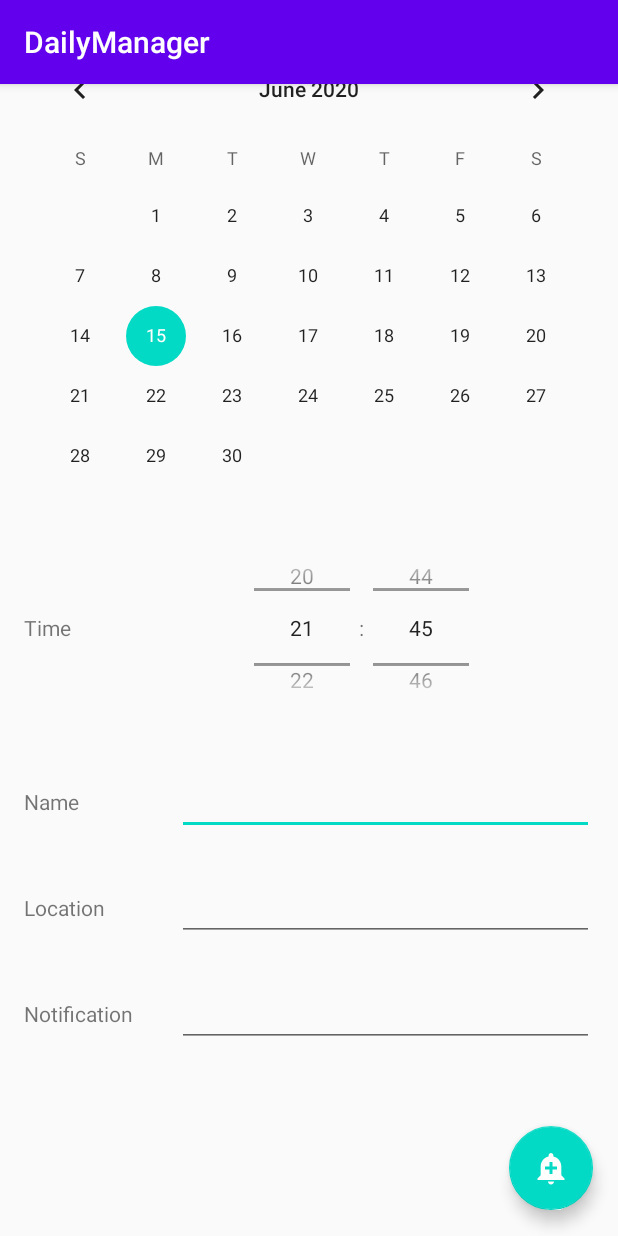
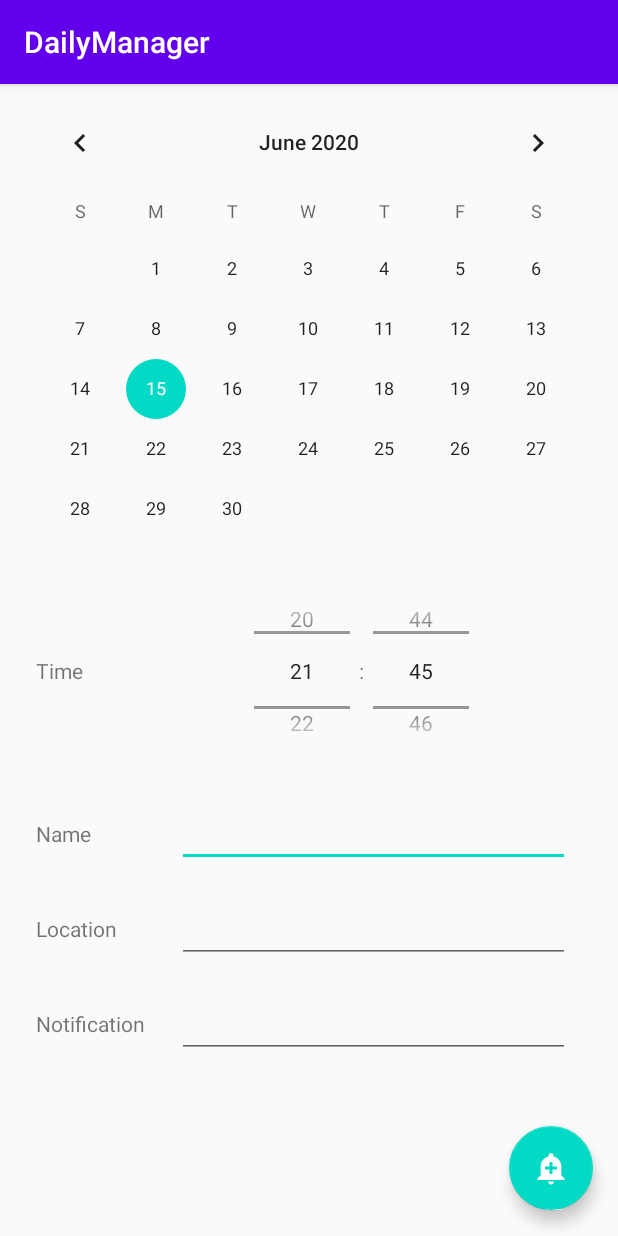
Before and after one commit to codeyourworld/Programmieren2SoSe20, an Android app: the screen it shows after launch (AddEntryActivity), after a tap on an icon or button, on a phone screen of 412 x 824 dp. Run offline under Robolectric (Android 15) with nearby library versions, the phone set to English and light mode, and no system bars.

Commit message:
Android Studio Daily Manager Fertig

```diff
--- a/Android Studio/DailyManager/app/build.gradle
+++ b/Android Studio/DailyManager/app/build.gradle
@@ -20,6 +20,10 @@ android {
             proguardFiles getDefaultProguardFile('proguard-android-optimize.txt'), 'proguard-rules.pro'
         }
     }
+    compileOptions {
+        sourceCompatibility = 1.8
+        targetCompatibility = 1.8
+    }
 
 }
 
--- a/Android Studio/DailyManager/app/src/main/java/de/haw_hamburg/dailymanager/AddEntryActivity.java
+++ b/Android Studio/DailyManager/app/src/main/java/de/haw_hamburg/dailymanager/AddEntryActivity.java
@@ -1,17 +1,77 @@
 package de.haw_hamburg.dailymanager;
 
+import androidx.annotation.NonNull;
 import androidx.appcompat.app.AppCompatActivity;
 
+import android.content.Intent;
 import android.os.Bundle;
+import android.util.Log;
+import android.view.View;
+import android.widget.CalendarView;
+import android.widget.EditText;
 import android.widget.TimePicker;
 
+import com.google.android.material.floatingactionbutton.FloatingActionButton;
+
 public class AddEntryActivity extends AppCompatActivity {
+
+    int getYear;
+    int getMonth;
+    int getDay;
+    int getHour;
+    int getMinute;
 
     @Override
     protected void onCreate(Bundle savedInstanceState) {
         super.onCreate(savedInstanceState);
         setContentView(R.layout.activity_add_entry);
-        TimePicker picker=(TimePicker)findViewById(R.id.datePicker1);
-        picker.setIs24HourView(true);
+
+        FloatingActionButton saveButton = findViewById(R.id.saveButton);
+        CalendarView calendarView = findViewById(R.id.calendarView2);
+        final TimePicker timePicker = findViewById(R.id.timePicker);
+        timePicker.setIs24HourView(true);
+        final EditText editTextName = findViewById(R.id.editName);
+        final EditText editTextLocation = findViewById(R.id.editLocation);
+        final EditText editTextNotification = findViewById(R.id.editNotification);
+
+        calendarView.setOnDateChangeListener(new CalendarView.OnDateChangeListener() {
+            @Override
+            public void onSelectedDayChange(@NonNull CalendarView view, int year, int month, int dayOfMonth) {
+                getYear = year;
+                getMonth = month;
+                getDay = dayOfMonth;
+            }
+        });
+
+        timePicker.setOnTimeChangedListener(new TimePicker.OnTimeChangedListener() {
+            @Override
+            public void onTimeChanged(TimePicker view, int hourOfDay, int minute) {
+                getHour = hourOfDay;
+                getMinute = minute;
+            }
+        });
+
+
+        saveButton.setOnClickListener(new View.OnClickListener() {
+            @Override
+            public void onClick(View v) {
+
+                String name = editTextName.getText().toString();
+                String location = editTextLocation.getText().toString();
+                String notification = editTextNotification.getText().toString();
+
+                Event event = new Event(getYear, getMonth, getDay, getHour, getMinute, name, location, notification);
+                Log.i("checkEvent", "AddEntryActivity:"+event.toString());
+
+                WriterService.writeObject(AddEntryActivity.this, event);
+                Intent intent = new Intent(AddEntryActivity.this, MainActivity.class);
+                startActivity(intent);
+
+            }
+        });
+
+
     }
+
+
 }
--- a/Android Studio/DailyManager/app/src/main/java/de/haw_hamburg/dailymanager/MainActivity.java
+++ b/Android Studio/DailyManager/app/src/main/java/de/haw_hamburg/dailymanager/MainActivity.java
@@ -4,13 +4,16 @@ import androidx.appcompat.app.AppCompatActivity;
 
 import android.content.Intent;
 import android.os.Bundle;
+import android.util.Log;
 import android.view.View;
+import android.widget.CalendarView;
 import android.widget.Toast;
 
 import com.google.android.material.floatingactionbutton.FloatingActionButton;
 
 public class MainActivity extends AppCompatActivity {
 
+    String date;
     @Override
     protected void onCreate(Bundle savedInstanceState) {
         super.onCreate(savedInstanceState);
@@ -27,5 +30,20 @@ public class MainActivity extends AppCompatActivity {
                 startActivity(intent);
             }
         });
+
+        CalendarView calendarView = findViewById(R.id.calendarView);
+        calendarView.setOnDateChangeListener((CalendarView view, int year, int month, int dayOfMonth) -> {
+            date = dayOfMonth + "." + month + "." + year;
+        });
+
+        Object obj = ReadService.readObject(MainActivity.this);
+
+        if (obj == null) {
+            Log.i("Ausgabe", "Kein Objekt gefunden");
+        } else if(obj instanceof Event) {
+            calendarView.setDate(((Event) obj).getStartTime().getTimeInMillis());
+        }
+
+
     }
 }
--- /dev/null
+++ b/Android Studio/DailyManager/app/src/main/java/de/haw_hamburg/dailymanager/ReadService.java
@@ -0,0 +1,31 @@
+package de.haw_hamburg.dailymanager;
+
+import android.content.Context;
+import android.util.Log;
+
+import java.io.File;
+import java.io.FileInputStream;
+import java.io.ObjectInputStream;
+import java.util.ArrayList;
+
+public class ReadService {
+
+    public static final String OBJECT_FILE = "tmp.bin";
+    public static final String LIST_FILE = "Data.bin";
+
+    public static Object readObject(Context context) {
+        File file = new File(context.getExternalFilesDir(null).getAbsolutePath(), OBJECT_FILE);
+        Object object = null;
+        try (FileInputStream fis = new FileInputStream(file);
+             ObjectInputStream ois = new ObjectInputStream(fis)){
+
+            object = ois.readObject();
+
+        } catch (Exception e) {
+            e.printStackTrace();
+        }
+        return object;
+
+    }
+
+}
--- a/Android Studio/DailyManager/app/src/main/res/layout/activity_add_entry.xml
+++ b/Android Studio/DailyManager/app/src/main/res/layout/activity_add_entry.xml
@@ -15,11 +15,13 @@
         android:layout_marginEnd="8dp"
         app:layout_constraintBottom_toTopOf="@+id/guideline5"
         app:layout_constraintEnd_toEndOf="parent"
+        app:layout_constraintHorizontal_bias="0.0"
         app:layout_constraintStart_toStartOf="parent"
-        app:layout_constraintTop_toTopOf="parent" />
+        app:layout_constraintTop_toTopOf="parent"
+        app:layout_constraintVertical_bias="0.04" />
 
     <com.google.android.material.floatingactionbutton.FloatingActionButton
-        android:id="@+id/floatingActionButton3"
+        android:id="@+id/saveButton"
         android:layout_width="wrap_content"
         android:layout_height="wrap_content"
         android:clickable="true"
@@ -36,20 +38,20 @@
         android:layout_width="0dp"
         android:layout_height="wrap_content"
         android:layout_marginStart="16dp"
-        android:layout_marginEnd="16dp"
+        android:layout_marginEnd="32dp"
         android:ems="10"
         android:inputType="textPersonName"
         app:layout_constraintBottom_toTopOf="@+id/editLocation"
         app:layout_constraintEnd_toEndOf="parent"
         app:layout_constraintStart_toStartOf="@+id/guideline3"
-        app:layout_constraintTop_toBottomOf="@+id/datePicker1" />
+        app:layout_constraintTop_toBottomOf="@+id/timePicker" />
 
     <EditText
         android:id="@+id/editLocation"
         android:layout_width="0dp"
         android:layout_height="wrap_content"
         android:layout_marginStart="16dp"
-        android:layout_marginEnd="16dp"
+        android:layout_marginEnd="32dp"
         android:ems="10"
         android:inputType="textPersonName"
         app:layout_constraintBottom_toTopOf="@+id/editNotification"
@@ -62,7 +64,7 @@
         android:layout_width="0dp"
         android:layout_height="wrap_content"
         android:layout_marginStart="16dp"
-        android:layout_marginEnd="16dp"
+        android:layout_marginEnd="32dp"
         android:layout_marginBottom="24dp"
         android:ems="10"
         android:inputType="textPersonName"
@@ -102,14 +104,14 @@
         android:id="@+id/Time"
         android:layout_width="wrap_content"
         android:layout_height="wrap_content"
-        android:layout_marginStart="16dp"
+        android:layout_marginStart="24dp"
         android:text="@string/time"
-        app:layout_constraintBottom_toBottomOf="@+id/datePicker1"
+        app:layout_constraintBottom_toBottomOf="@+id/timePicker"
         app:layout_constraintStart_toStartOf="parent"
-        app:layout_constraintTop_toTopOf="@+id/datePicker1" />
+        app:layout_constraintTop_toTopOf="@+id/timePicker" />
 
     <TimePicker
-        android:id="@+id/datePicker1"
+        android:id="@+id/timePicker"
         android:layout_width="0dp"
         android:layout_height="135dp"
         android:layout_marginEnd="32dp"
--- a/Android Studio/DailyManager/app/src/main/res/layout/activity_main.xml
+++ b/Android Studio/DailyManager/app/src/main/res/layout/activity_main.xml
@@ -23,7 +23,9 @@
         android:id="@+id/calendarView"
         android:layout_width="0dp"
         android:layout_height="wrap_content"
+        android:layout_marginStart="8dp"
         android:layout_marginTop="8dp"
+        android:layout_marginEnd="8dp"
         app:layout_constraintBottom_toBottomOf="parent"
         app:layout_constraintEnd_toEndOf="parent"
         app:layout_constraintHorizontal_bias="0.0"
```
Also changed, not shown: Android Studio/DailyManager/app/src/main/java/de/haw_hamburg/dailymanager/Event.java (added, +114 -0 lines), Android Studio/DailyManager/app/src/main/java/de/haw_hamburg/dailymanager/WriterService.java (added, +23 -0 lines).
